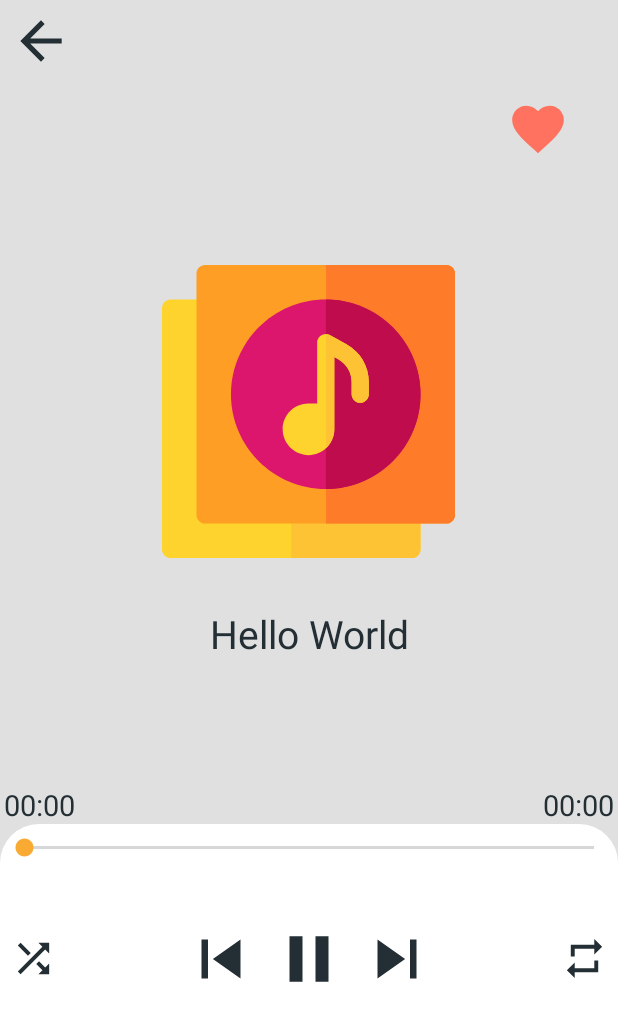
After one commit to doctor-blue/Super-storm, an Android app: the layout layout_player.xml on its own in the app's theme, with its tools: preview values and no code run, on a phone screen of 412 x 824 dp. The commit adds this screen. Shown: the top 1021 px of the screen. Run offline under Robolectric (Android 15) with nearby library versions, the phone set to English and light mode, and no system bars.

Commit message:
Add UI player

```diff
--- a/app/build.gradle
+++ b/app/build.gradle
@@ -33,4 +33,5 @@ dependencies {
     androidTestImplementation 'androidx.test.ext:junit:1.1.1'
     androidTestImplementation 'androidx.test.espresso:espresso-core:3.2.0'
     api 'com.google.android.material:material:1.2.0-alpha02'
+    implementation 'com.intuit.sdp:sdp-android:1.0.6'
 }
--- /dev/null
+++ b/app/src/main/res/drawable/bg_player.xml
@@ -0,0 +1,7 @@
+<?xml version="1.0" encoding="utf-8"?>
+<shape xmlns:android="http://schemas.android.com/apk/res/android">
+    <solid android:color="#ffffff"/>
+    <corners
+        android:topLeftRadius="@dimen/_20sdp"
+        android:topRightRadius="@dimen/_20sdp"/>
+</shape>
--- /dev/null
+++ b/app/src/main/res/drawable/ic_arrow_back.xml
@@ -0,0 +1,5 @@
+<vector android:height="24dp" android:tint="#232F34"
+    android:viewportHeight="24.0" android:viewportWidth="24.0"
+    android:width="24dp" xmlns:android="http://schemas.android.com/apk/res/android">
+    <path android:fillColor="#FF000000" android:pathData="M20,11H7.83l5.59,-5.59L12,4l-8,8 8,8 1.41,-1.41L7.83,13H20v-2z"/>
+</vector>
--- /dev/null
+++ b/app/src/main/res/drawable/ic_favorite.xml
@@ -0,0 +1,5 @@
+<vector android:height="24dp" android:tint="#FF7260"
+    android:viewportHeight="24.0" android:viewportWidth="24.0"
+    android:width="24dp" xmlns:android="http://schemas.android.com/apk/res/android">
+    <path android:fillColor="#FF000000" android:pathData="M12,21.35l-1.45,-1.32C5.4,15.36 2,12.28 2,8.5 2,5.42 4.42,3 7.5,3c1.74,0 3.41,0.81 4.5,2.09C13.09,3.81 14.76,3 16.5,3 19.58,3 22,5.42 22,8.5c0,3.78 -3.4,6.86 -8.55,11.54L12,21.35z"/>
+</vector>
--- /dev/null
+++ b/app/src/main/res/drawable/ic_favorite_border.xml
@@ -0,0 +1,10 @@
+<vector xmlns:android="http://schemas.android.com/apk/res/android"
+    android:width="24dp"
+    android:height="24dp"
+    android:tint="#232F34"
+    android:viewportWidth="24.0"
+    android:viewportHeight="24.0">
+    <path
+        android:fillColor="#FF000000"
+        android:pathData="M16.5,3c-1.74,0 -3.41,0.81 -4.5,2.09C10.91,3.81 9.24,3 7.5,3 4.42,3 2,5.42 2,8.5c0,3.78 3.4,6.86 8.55,11.54L12,21.35l1.45,-1.32C18.6,15.36 22,12.28 22,8.5 22,5.42 19.58,3 16.5,3zM12.1,18.55l-0.1,0.1 -0.1,-0.1C7.14,14.24 4,11.39 4,8.5 4,6.5 5.5,5 7.5,5c1.54,0 3.04,0.99 3.57,2.36h1.87C13.46,5.99 14.96,5 16.5,5c2,0 3.5,1.5 3.5,3.5 0,2.89 -3.14,5.74 -7.9,10.05z" />
+</vector>
--- /dev/null
+++ b/app/src/main/res/drawable/ic_image_song_default.xml
@@ -0,0 +1,30 @@
+<vector xmlns:android="http://schemas.android.com/apk/res/android"
+    android:width="512dp"
+    android:height="512dp"
+    android:viewportWidth="512"
+    android:viewportHeight="512">
+  <path
+      android:pathData="m436.75,512h-421.75c-8.285,0 -15,-6.715 -15,-15v-421.75c0,-8.285 6.715,-15 15,-15h421.25c8.641,0 15.5,7.453 15.5,15.504v421.246c0,8.285 -6.715,15 -15,15zM436.75,512"
+      android:fillColor="#fed32d"/>
+  <path
+      android:pathData="m436.25,60.25h-210.371v451.75h210.871c8.281,0 15,-6.719 15,-15v-421.25c0,-8.07 -6.891,-15.5 -15.5,-15.5zM436.25,60.25"
+      android:fillColor="#fdc334"/>
+  <path
+      android:pathData="m497,451.75h-421.75c-8.285,0 -15,-6.715 -15,-15v-421.75c0,-8.285 6.715,-15 15,-15h421.75c8.285,0 15,6.715 15,15v421.75c0,8.285 -6.715,15 -15,15zM497,451.75"
+      android:fillColor="#fe9e24"/>
+  <path
+      android:pathData="m497,0h-210.512v451.75h210.512c8.281,0 15,-6.719 15,-15v-421.75c0,-8.281 -6.719,-15 -15,-15zM497,0"
+      android:fillColor="#fd7b29"/>
+  <path
+      android:pathData="m286.125,391.5c-91.324,0 -165.625,-74.301 -165.625,-165.625s74.301,-165.625 165.625,-165.625 165.625,74.301 165.625,165.625 -74.301,165.625 -165.625,165.625zM286.125,391.5"
+      android:fillColor="#db166c"/>
+  <path
+      android:pathData="m286.488,60.25v331.25c91.16,-0.199 165.262,-74.422 165.262,-165.621 0,-91.207 -74.102,-165.43 -165.262,-165.629zM286.488,60.25"
+      android:fillColor="#bf0c4c"/>
+  <path
+      android:pathData="m322.391,138.328 l-29.035,-15.973c-9.984,-5.488 -22.23,1.746 -22.23,13.145v106.504h-15.188c-24.625,0 -45.063,19.941 -45.063,45.188 0,24.625 19.941,45.063 45.188,45.063 24.848,0 45.063,-20.215 45.063,-45.063 0,-3.063 0,-125.746 0,-126.324l6.809,3.746c14.457,7.953 23.441,23.145 23.441,39.648v21.613c0,8.281 6.715,15 15,15s15,-6.719 15,-15v-21.613c0,-27.445 -14.938,-52.711 -38.984,-65.934zM322.391,138.328"
+      android:fillColor="#fed32d"/>
+  <path
+      android:pathData="m361.379,204.262v21.617c0,8.281 -6.719,15 -15,15 -8.289,0 -15,-6.719 -15,-15v-21.617c0,-16.5 -8.988,-31.691 -23.449,-39.652l-6.809,-3.738v126.32c0,13.129 -5.641,24.957 -14.633,33.199v-199.879c4.852,0.102 4.445,0.52 35.902,17.816 24.051,13.223 38.988,38.492 38.988,65.934zM361.379,204.262"
+      android:fillColor="#fdc334"/>
+</vector>
--- /dev/null
+++ b/app/src/main/res/drawable/ic_next.xml
@@ -0,0 +1,5 @@
+<vector android:height="24dp" android:tint="#232F34"
+    android:viewportHeight="24.0" android:viewportWidth="24.0"
+    android:width="24dp" xmlns:android="http://schemas.android.com/apk/res/android">
+    <path android:fillColor="#FF000000" android:pathData="M6,18l8.5,-6L6,6v12zM16,6v12h2V6h-2z"/>
+</vector>
--- /dev/null
+++ b/app/src/main/res/drawable/ic_pause.xml
@@ -0,0 +1,5 @@
+<vector android:height="24dp" android:tint="#232F34"
+    android:viewportHeight="24.0" android:viewportWidth="24.0"
+    android:width="24dp" xmlns:android="http://schemas.android.com/apk/res/android">
+    <path android:fillColor="#FF000000" android:pathData="M6,19h4L10,5L6,5v14zM14,5v14h4L18,5h-4z"/>
+</vector>
--- /dev/null
+++ b/app/src/main/res/drawable/ic_play.xml
@@ -0,0 +1,5 @@
+<vector android:height="24dp" android:tint="#232F34"
+    android:viewportHeight="24.0" android:viewportWidth="24.0"
+    android:width="24dp" xmlns:android="http://schemas.android.com/apk/res/android">
+    <path android:fillColor="#FF000000" android:pathData="M8,5v14l11,-7z"/>
+</vector>
--- /dev/null
+++ b/app/src/main/res/drawable/ic_pre.xml
@@ -0,0 +1,9 @@
+<vector xmlns:android="http://schemas.android.com/apk/res/android"
+        android:width="24dp"
+        android:height="24dp"
+        android:viewportWidth="24.0"
+        android:viewportHeight="24.0">
+    <path
+        android:fillColor="#232F34"
+        android:pathData="M6,6h2v12L6,18zM9.5,12l8.5,6L18,6z"/>
+</vector>
--- /dev/null
+++ b/app/src/main/res/drawable/ic_repeat.xml
@@ -0,0 +1,5 @@
+<vector android:height="24dp" android:tint="#232F34"
+    android:viewportHeight="24.0" android:viewportWidth="24.0"
+    android:width="24dp" xmlns:android="http://schemas.android.com/apk/res/android">
+    <path android:fillColor="#FF000000" android:pathData="M7,7h10v3l4,-4 -4,-4v3L5,5v6h2L7,7zM17,17L7,17v-3l-4,4 4,4v-3h12v-6h-2v4z"/>
+</vector>
--- /dev/null
+++ b/app/src/main/res/drawable/ic_repeat_one.xml
@@ -0,0 +1,5 @@
+<vector android:height="24dp" android:tint="#232F34"
+    android:viewportHeight="24.0" android:viewportWidth="24.0"
+    android:width="24dp" xmlns:android="http://schemas.android.com/apk/res/android">
+    <path android:fillColor="#FF000000" android:pathData="M7,7h10v3l4,-4 -4,-4v3L5,5v6h2L7,7zM17,17L7,17v-3l-4,4 4,4v-3h12v-6h-2v4zM13,15L13,9h-1l-2,1v1h1.5v4L13,15z"/>
+</vector>
--- /dev/null
+++ b/app/src/main/res/drawable/ic_shuffle.xml
@@ -0,0 +1,5 @@
+<vector android:height="24dp" android:tint="#232F34"
+    android:viewportHeight="24.0" android:viewportWidth="24.0"
+    android:width="24dp" xmlns:android="http://schemas.android.com/apk/res/android">
+    <path android:fillColor="#FF000000" android:pathData="M10.59,9.17L5.41,4 4,5.41l5.17,5.17 1.42,-1.41zM14.5,4l2.04,2.04L4,18.59 5.41,20 17.96,7.46 20,9.5L20,4h-5.5zM14.83,13.41l-1.41,1.41 3.13,3.13L14.5,20L20,20v-5.5l-2.04,2.04 -3.13,-3.13z"/>
+</vector>
--- a/app/src/main/res/layout/activity_main.xml
+++ b/app/src/main/res/layout/activity_main.xml
@@ -6,6 +6,35 @@
     android:layout_width="match_parent"
     android:layout_height="match_parent"
     tools:context=".activities.MainActivity">
+    <com.google.android.material.tabs.TabLayout
+        android:layout_width="@dimen/_150sdp"
+        android:layout_height="wrap_content">
+        <com.google.android.material.tabs.TabItem
+            android:layout_width="match_parent"
+            android:layout_height="match_parent"
+            android:text="@string/all"/>
+        <com.google.android.material.tabs.TabItem
+            android:layout_width="match_parent"
+            android:layout_height="match_parent"
+            android:text="@string/favorite"/>
+    </com.google.android.material.tabs.TabLayout>
 
+    <com.google.android.material.bottomappbar.BottomAppBar
+        android:id="@+id/bottom_app_bar_main"
+        android:layout_width="match_parent"
+        android:layout_height="wrap_content"
+        android:layout_gravity="bottom"
+        app:backgroundTint="@color/colorPrimary"
+        app:fabCradleVerticalOffset="@dimen/_5sdp"
+        app:fabCradleMargin="@dimen/_8sdp"
+        app:fabCradleRoundedCornerRadius="@dimen/_10sdp"
+        />
+    <com.google.android.material.floatingactionbutton.FloatingActionButton
+        android:layout_width="wrap_content"
+        android:layout_height="wrap_content"
+        app:backgroundTint="@color/colorAccent"
+        android:src="@drawable/ic_add"
+        app:maxImageSize="@dimen/_35sdp"
+        app:layout_anchor="@id/bottom_app_bar_main"/>
 
 </androidx.coordinatorlayout.widget.CoordinatorLayout>
--- /dev/null
+++ b/app/src/main/res/layout/layout_player.xml
@@ -0,0 +1,134 @@
+<?xml version="1.0" encoding="utf-8"?>
+<LinearLayout xmlns:android="http://schemas.android.com/apk/res/android"
+    android:layout_width="match_parent"
+    android:layout_height="match_parent"
+    android:background="#E0E0E0"
+    android:orientation="vertical">
+
+    <RelativeLayout
+        android:layout_width="match_parent"
+        android:layout_height="match_parent"
+        android:layout_weight="1">
+
+        <ImageView
+            android:layout_width="@dimen/_150sdp"
+            android:layout_height="@dimen/_150sdp"
+            android:layout_centerInParent="true"
+            android:src="@drawable/ic_image_song_default"
+            android:id="@+id/img_song_player"/>
+        <ImageView
+            android:layout_width="@dimen/_32sdp"
+            android:layout_height="@dimen/_32sdp"
+            android:src="@drawable/ic_favorite"
+            android:layout_alignParentRight="true"
+            android:layout_alignParentEnd="true"
+            android:layout_marginTop="@dimen/_50sdp"
+            android:layout_marginRight="@dimen/_25sdp"
+            android:layout_marginEnd="@dimen/_25sdp"
+            android:id="@+id/btn_set_favorite"/>
+        <TextView
+            android:layout_width="match_parent"
+            android:layout_height="wrap_content"
+            android:id="@+id/txt_name_song"
+            android:textColor="@color/textColor"
+            android:textSize="@dimen/_20sdp"
+            android:layout_below="@+id/img_song_player"
+            android:layout_marginTop="@dimen/_25sdp"
+            android:text="Hello World"
+            android:gravity="center"/>
+
+        <TextView
+            android:layout_width="wrap_content"
+            android:layout_height="wrap_content"
+            android:layout_alignParentBottom="true"
+            android:layout_marginStart="@dimen/_2sdp"
+            android:layout_marginLeft="@dimen/_2sdp"
+            android:text="00:00"
+            android:textColor="@color/textColor"
+            android:textSize="@dimen/_15sdp" />
+
+        <TextView
+            android:layout_width="wrap_content"
+            android:layout_height="wrap_content"
+            android:layout_alignParentEnd="true"
+            android:layout_alignParentRight="true"
+            android:layout_alignParentBottom="true"
+            android:layout_marginRight="@dimen/_2sdp"
+            android:text="00:00"
+            android:textColor="@color/textColor"
+            android:textSize="@dimen/_15sdp"
+            android:layout_marginEnd="@dimen/_2sdp" />
+        <ImageView
+            android:layout_width="@dimen/_32sdp"
+            android:layout_height="@dimen/_32sdp"
+            android:scaleType="centerCrop"
+            android:src="@drawable/ic_arrow_back"
+            android:layout_marginTop="@dimen/_5sdp"
+            android:layout_marginLeft="@dimen/_5sdp"
+            android:layout_marginStart="@dimen/_5sdp" />
+    </RelativeLayout>
+
+    <RelativeLayout
+        android:layout_width="match_parent"
+        android:layout_height="match_parent"
+        android:layout_weight="2"
+        android:background="@drawable/bg_player">
+        <androidx.appcompat.widget.AppCompatSeekBar
+            android:layout_width="match_parent"
+            android:layout_height="wrap_content"
+            android:layout_marginTop="@dimen/_5sdp"
+            android:id="@+id/seek_play_progress"/>
+        <RelativeLayout
+            android:layout_width="match_parent"
+            android:layout_height="wrap_content"
+            android:layout_below="@+id/seek_play_progress"
+            android:layout_marginTop="@dimen/_30sdp">
+            <ImageView
+                android:layout_width="@dimen/_40sdp"
+                android:layout_height="@dimen/_40sdp"
+                android:layout_centerHorizontal="true"
+                android:src="@drawable/ic_pause"
+                android:id="@+id/btn_play"
+                android:scaleType="centerCrop"
+                />
+            <ImageView
+                android:layout_width="@dimen/_40sdp"
+                android:layout_height="@dimen/_40sdp"
+                android:src="@drawable/ic_pre"
+                android:layout_toLeftOf="@+id/btn_play"
+                android:layout_toStartOf="@+id/btn_play"
+                android:layout_marginRight="@dimen/_5sdp"
+                android:layout_marginEnd="@dimen/_5sdp"
+                android:scaleType="centerCrop"
+                android:id="@+id/btn_pre"/>
+            <ImageView
+                android:layout_width="@dimen/_40sdp"
+                android:layout_height="@dimen/_40sdp"
+                android:src="@drawable/ic_next"
+                android:layout_toRightOf="@+id/btn_play"
+                android:layout_toEndOf="@+id/btn_play"
+                android:layout_marginLeft="@dimen/_5sdp"
+                android:layout_marginStart="@dimen/_5sdp"
+                android:scaleType="centerCrop"/>
+            <ImageView
+                android:layout_width="@dimen/_24sdp"
+                android:layout_height="@dimen/_24sdp"
+                android:src="@drawable/ic_shuffle"
+                android:layout_centerVertical="true"
+                android:layout_marginLeft="@dimen/_5sdp"
+                android:scaleType="centerCrop"
+                android:layout_marginStart="@dimen/_5sdp" />
+            <ImageView
+                android:layout_width="@dimen/_24sdp"
+                android:layout_height="@dimen/_24sdp"
+                android:src="@drawable/ic_repeat"
+                android:layout_centerVertical="true"
+                android:scaleType="centerCrop"
+                android:layout_alignParentRight="true"
+                android:layout_alignParentEnd="true"
+                android:layout_marginRight="@dimen/_5sdp"
+                android:layout_marginEnd="@dimen/_5sdp" />
+
+        </RelativeLayout>
+    </RelativeLayout>
+</LinearLayout>
--- a/app/src/main/res/values/colors.xml
+++ b/app/src/main/res/values/colors.xml
@@ -3,4 +3,5 @@
     <color name="colorPrimary">#344955</color>
     <color name="colorPrimaryDark">#4A6572</color>
     <color name="colorAccent">#F9AA33</color>
+    <color name="textColor">#232F34</color>
 </resources>
--- a/app/src/main/res/values/strings.xml
+++ b/app/src/main/res/values/strings.xml
@@ -1,3 +1,5 @@
 <resources>
     <string name="app_name">Super storm</string>
+    <string name="all">All</string>
+    <string name="favorite">Favorite</string>
 </resources>
```
Also changed, not shown: 1 other file.
